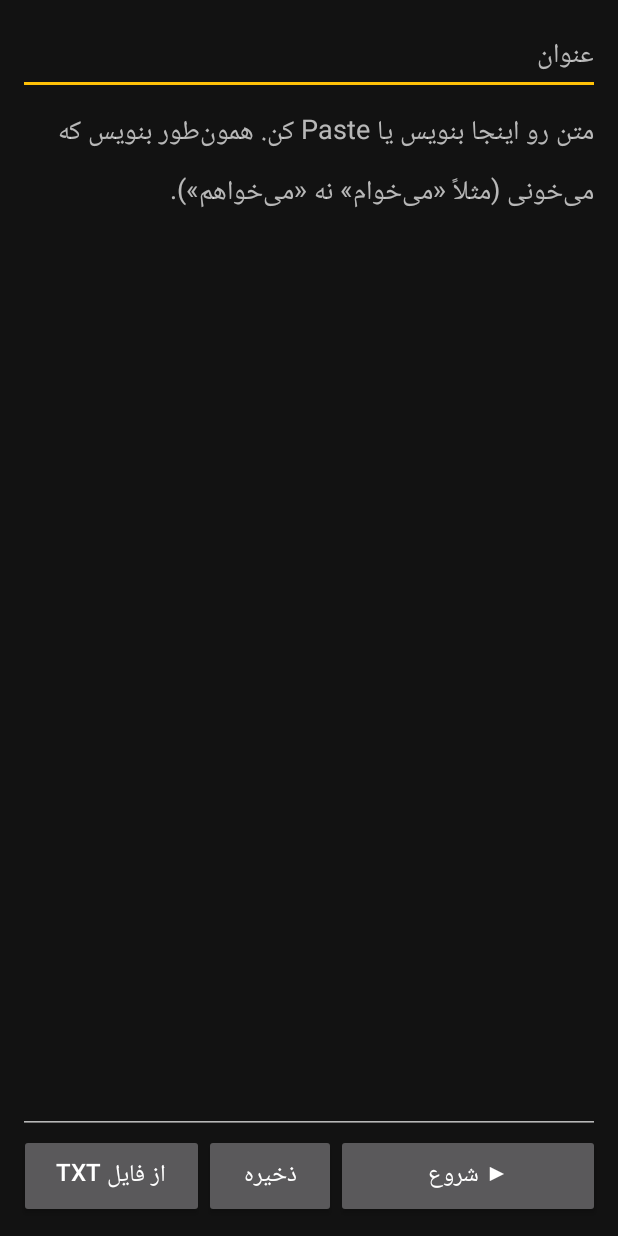
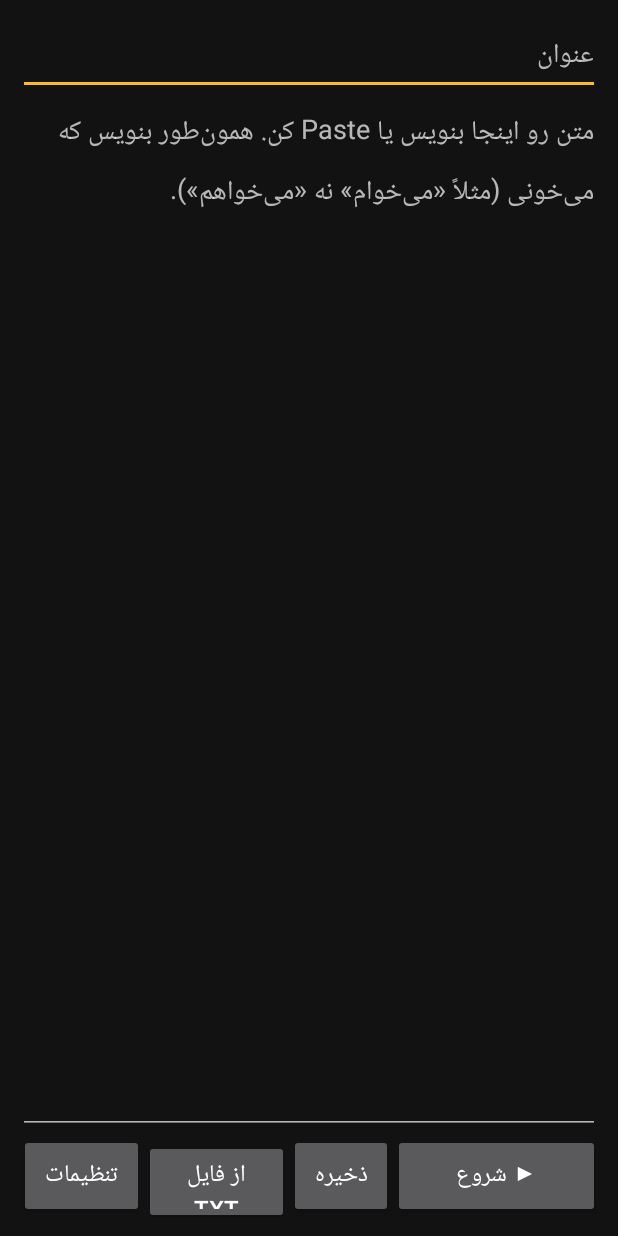
Before and after one commit to bbakhtyari/voice-prompter, an Android app: the EditActivity screen opened directly, with no data from a screen before it, on a phone screen of 412 x 824 dp. Run offline under Robolectric (Android 15) with nearby library versions, the phone set to English and light mode, and no system bars.

Commit message:
Open settings from the prompter and editor screens
Adds a settings button to both screens; the prompter re-reads its
settings when it comes back so changes apply immediately.

Co-Authored-By: Claude Fable 5.2 <noreply@anthropic.com>
Claude-Session: https://claude.ai/code/session_01Awf3V2trjzm6DTvu6Yjpqc

```diff
--- a/app/build.gradle
+++ b/app/build.gradle
@@ -10,8 +10,8 @@ android {
         applicationId "com.voiceprompter.fa"
         minSdk 26
         targetSdk 34
-        versionCode 2
-        versionName "1.1"
+        versionCode 3
+        versionName "1.2"
         ndk {
             abiFilters 'arm64-v8a', 'armeabi-v7a'
         }
--- a/app/src/main/java/com/voiceprompter/fa/EditActivity.java
+++ b/app/src/main/java/com/voiceprompter/fa/EditActivity.java
@@ -49,6 +49,8 @@ public class EditActivity extends Activity {
                 startActivity(new Intent(this, PrompterActivity.class).putExtra(PrompterActivity.EXTRA_ID, id));
             }
         });
+        findViewById(R.id.btnEditSettings).setOnClickListener(
+                v -> startActivity(new Intent(this, SettingsActivity.class)));
         findViewById(R.id.btnImport).setOnClickListener(v -> {
             Intent i = new Intent(Intent.ACTION_OPEN_DOCUMENT);
             i.addCategory(Intent.CATEGORY_OPENABLE);
--- a/app/src/main/res/layout/activity_edit.xml
+++ b/app/src/main/res/layout/activity_edit.xml
@@ -60,5 +60,13 @@
             android:layout_weight="1.4"
             android:text="از فایل txt"
             android:textSize="16sp" />
+
+        <Button
+            android:id="@+id/btnEditSettings"
+            android:layout_width="0dp"
+            android:layout_height="56dp"
+            android:layout_weight="1.2"
+            android:text="تنظیمات"
+            android:textSize="16sp" />
     </LinearLayout>
 </LinearLayout>
```
Also changed, not shown: app/src/main/java/com/voiceprompter/fa/PrompterActivity.java (+8 -0 lines), app/src/main/res/layout/activity_prompter.xml (+11 -0 lines).
